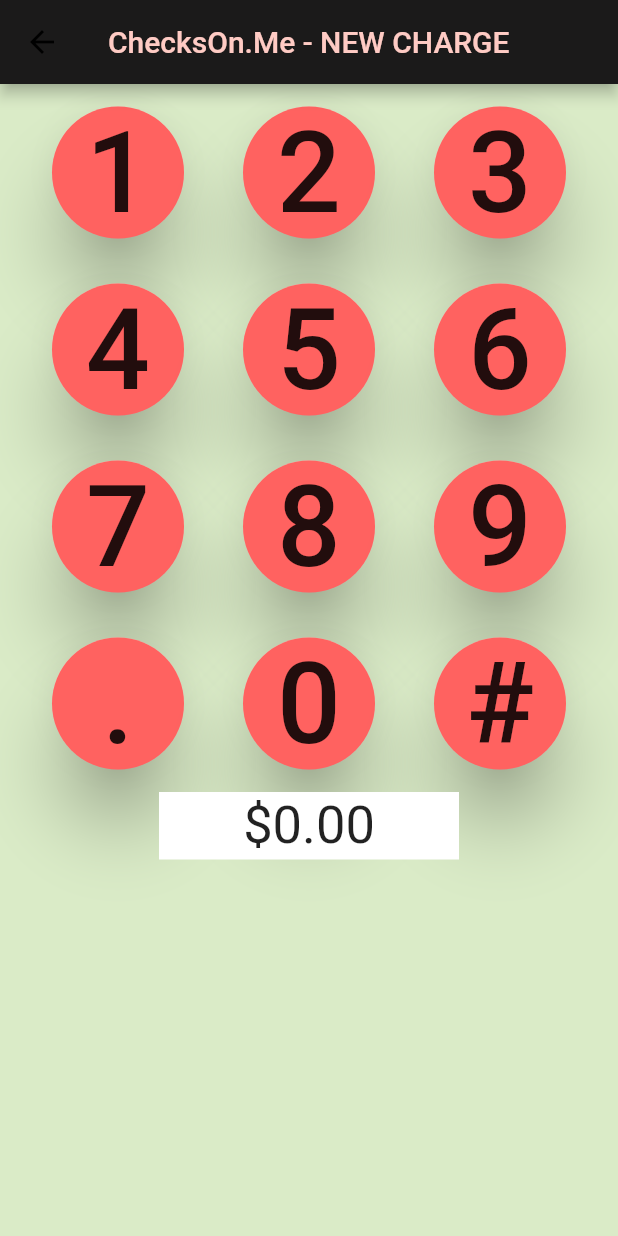
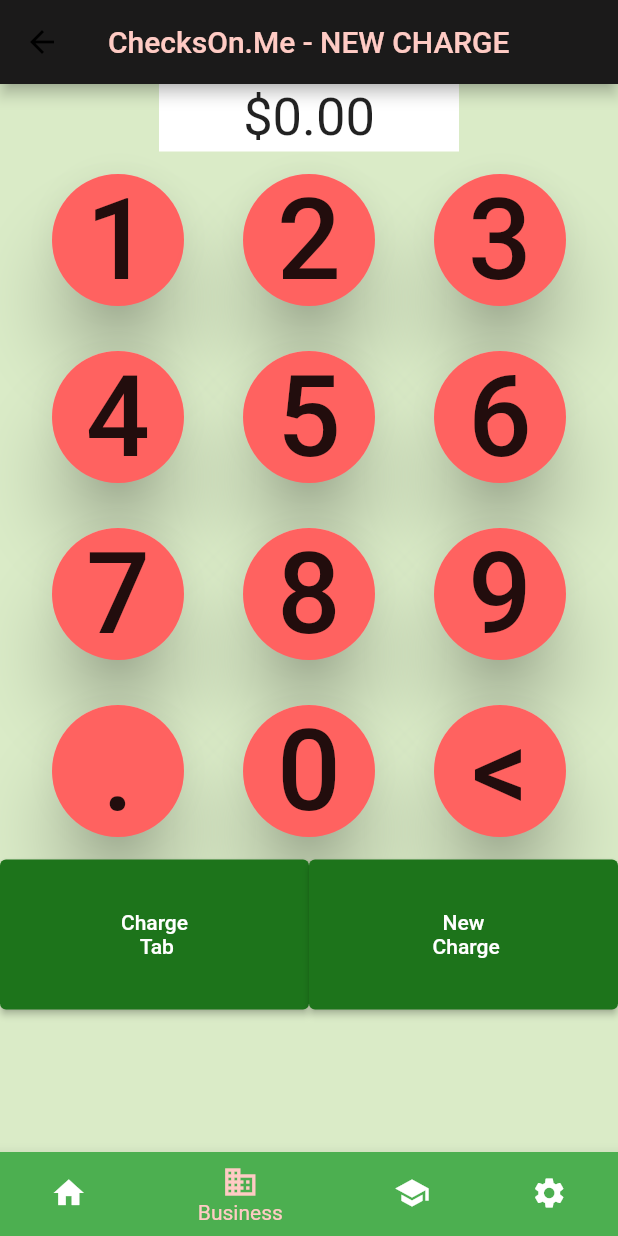
Before and after one commit to ChecksOn-Me/merchant, a Flutter app: the NewChargeScreen screen opened by its route, on a phone screen of 412 x 824 dp. Run offline on Flutter 3.47's test engine with Material 2 defaults, Android fonts, the phone set to English and light mode, and no system bars; our stand-ins replace cloud_firestore, firebase_auth, firebase_core, font_awesome_flutter; accounts and stored records are empty.

Commit message:
Feat: added backspace function to keypad

```diff
--- a/lib/components/input_button.dart
+++ b/lib/components/input_button.dart
@@ -2,10 +2,16 @@
 import '../utilities/constants.dart';
 
 class InputButton extends StatelessWidget {
-  InputButton({@required this.text, @required this.onPressed});
+  InputButton(
+      {@required this.text,
+      @required this.onPressed,
+      this.width: 150.0,
+      this.height: 30.0});
 
   final String text;
   final Function onPressed;
+  final double width;
+  final double height;
 
   @override
   Widget build(BuildContext context) {
@@ -14,9 +20,11 @@
       child: Text(
         text,
         style: kTextStyleBrightWhite,
+        textAlign: TextAlign.center,
       ),
       style: ButtonStyle(
         backgroundColor: MaterialStateProperty.all(kDarkAccentColorGreen),
+        minimumSize: MaterialStateProperty.all(Size(width, height)),
       ),
     );
   }
--- a/lib/screens/new_charge.dart
+++ b/lib/screens/new_charge.dart
@@ -1,3 +1,4 @@
+import 'package:checksonme_merchant/components/input_button.dart';
 import 'package:checksonme_merchant/screens/loading_screen.dart';
 import 'package:flutter/material.dart';
 import '../utilities/constants.dart';
@@ -56,6 +57,21 @@
       body: SingleChildScrollView(
         child: Column(
           children: [
+            Container(
+              alignment: Alignment.center,
+              height: 45.0,
+              width: 200.0,
+              color: Colors.white,
+              child: _amountEntered.isEmpty
+                  ? Text(
+                      '\$0.00',
+                      style: TextStyle(fontSize: 35.0),
+                    )
+                  : Text(
+                      '\$${_amountEntered.join('')}',
+                      style: TextStyle(fontSize: 35.0),
+                    ),
+            ),
             Padding(
               padding: const EdgeInsets.all(kNumPadding),
               child: Row(
@@ -148,32 +164,69 @@
                     },
                   ),
                   NumberButton(
-                    number: '#',
+                    number: '<',
                     onPressed: () {
-                      updateNum('#');
+                      setState(() {
+                        _amountEntered.removeLast();
+                      });
                     },
                   ),
                 ],
               ),
             ),
-            Container(
-              alignment: Alignment.center,
-              height: 45.0,
-              width: 200.0,
-              color: Colors.white,
-              child: _amountEntered.isEmpty
-                  ? Text(
-                      '\$0.00',
-                      style: TextStyle(fontSize: 35.0),
-                    )
-                  : Text(
-                      '\$${_amountEntered.join('')}',
-                      style: TextStyle(fontSize: 35.0),
-                    ),
+            Row(
+              mainAxisAlignment: MainAxisAlignment.spaceBetween,
+              children: [
+                Expanded(
+                  child: InputButton(
+                    text: 'Charge \n Tab',
+                    onPressed: () {},
+                    height: 100.0,
+                    width: 125.0,
+                  ),
+                ),
+                Expanded(
+                  child: InputButton(
+                    text: 'New \n Charge',
+                    onPressed: () {},
+                    height: 100.0,
+                    width: 125.0,
+                  ),
+                ),
+              ],
             ),
           ],
         ),
       ),
+      bottomNavigationBar: BottomNavigationBar(
+        items: const <BottomNavigationBarItem>[
+          BottomNavigationBarItem(
+            icon: Icon(Icons.home),
+            label: 'Home',
+            backgroundColor: Colors.red,
+          ),
+          BottomNavigationBarItem(
+            icon: Icon(Icons.business),
+            label: 'Business',
+            backgroundColor: Colors.green,
+          ),
+          BottomNavigationBarItem(
+            icon: Icon(Icons.school),
+            label: 'School',
+            backgroundColor: Colors.purple,
+          ),
+          BottomNavigationBarItem(
+            icon: Icon(Icons.settings),
+            label: 'Settings',
+            backgroundColor: Colors.pink,
+          ),
+        ],
+        currentIndex: 1,
+        selectedItemColor: kLightAccentColorPink,
+        onTap: (oopsie) {
+          print(oopsie);
+        },
+      ),
     );
   }
 }
```
